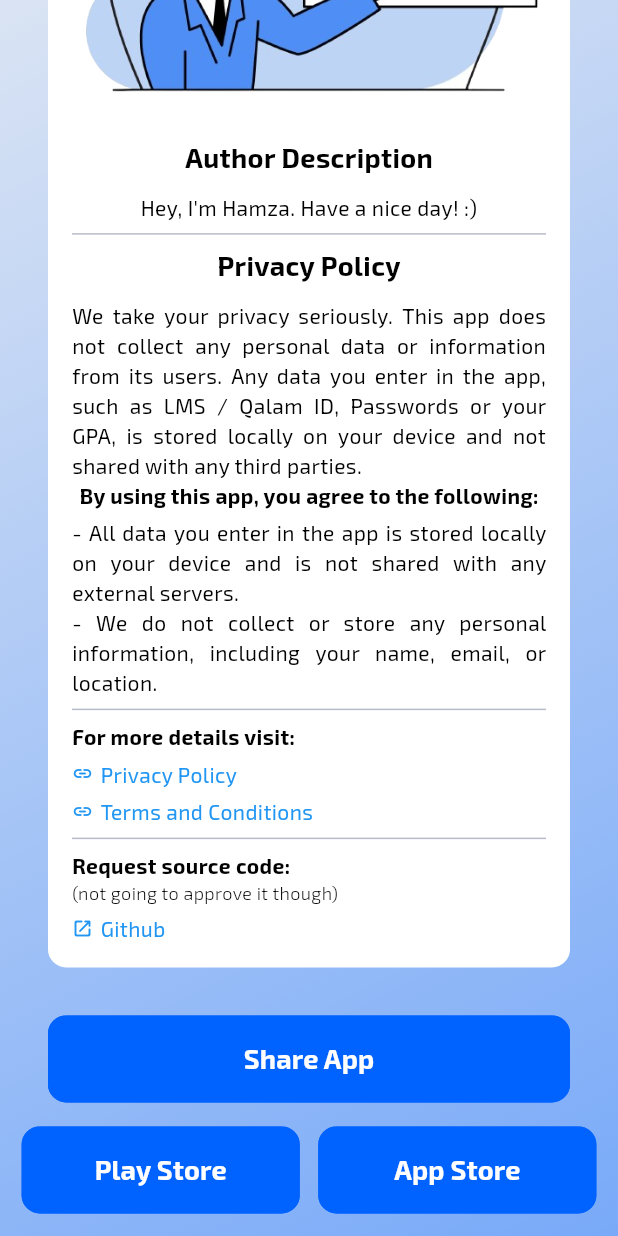
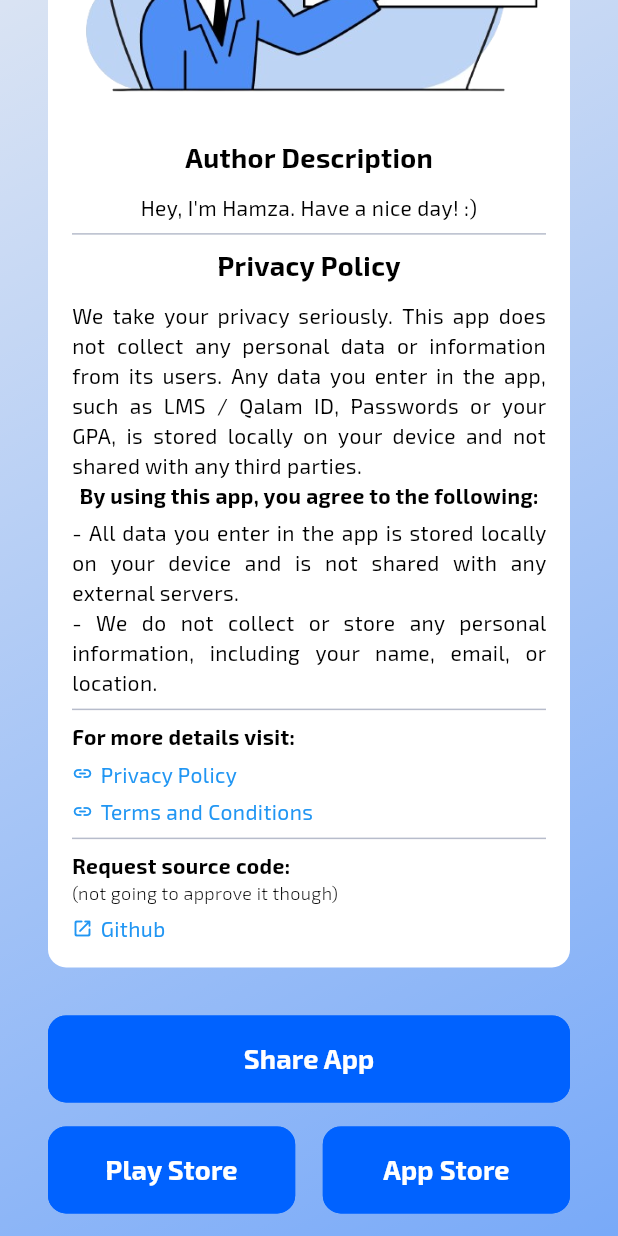
Before and after one commit to Hmmza-tariq/MY-NUST, a Flutter app: the AboutView screen opened by its route, scrolled down 305 dp, on a phone screen of 412 x 824 dp. Run offline on Flutter 3.47's test engine with Material 3 defaults, Android fonts, the phone set to English and light mode, and no system bars; our stand-ins replace cached_network_image, confetti, connectivity_plus, custom_refresh_indicator, device_info_plus, dio and 13 more; missing offline and left inert: app_version_update, carousel_slider_plus, encrypt_shared_preferences, flutter_downloader, flutter_email_sender, share_files_and_screenshot_widgets and 1 more; accounts and stored records are empty; statements that could not run were skipped; project files that could hold a hidden picture were left out.

Commit message:
new version

```diff
--- a/lib/app/modules/about/views/about_view.dart
+++ b/lib/app/modules/about/views/about_view.dart
@@ -301,26 +301,26 @@ class AboutView extends GetView<AboutController> {
                         'Check out this cool NUST App available on PlayStore!🔥 \nDownload now: https://play.google.com/store/apps/details?id=com.hexagone.mynust&pcampaignid=web_share',
                       );
                     }),
-                Padding(
+                Container(
                   padding: const EdgeInsets.symmetric(vertical: 16),
+                  margin: const EdgeInsets.symmetric(horizontal: 32),
                   child: Row(
-                    mainAxisAlignment: MainAxisAlignment.center,
+                    mainAxisAlignment: MainAxisAlignment.spaceBetween,
                     children: [
                       CustomButton(
                           title: 'Play Store',
                           color: ColorManager.primary,
                           textColor: ColorManager.background2,
-                          widthFactor: .45,
+                          widthFactor: .4,
                           onPressed: () {
                             launchUrl(Uri.parse(
                                 "https://play.google.com/store/apps/details?id=com.hexagone.mynust&pcampaignid=web_share"));
                           }),
-                      SizedBox(width: Get.width * 0.03),
                       CustomButton(
                           title: 'App Store',
                           color: ColorManager.primary,
                           textColor: ColorManager.background2,
-                          widthFactor: .45,
+                          widthFactor: .4,
                           onPressed: () {
                             launchUrl(Uri.parse(
                                 "https://apps.apple.com/us/app/my-nust/id1580134134"));
```
